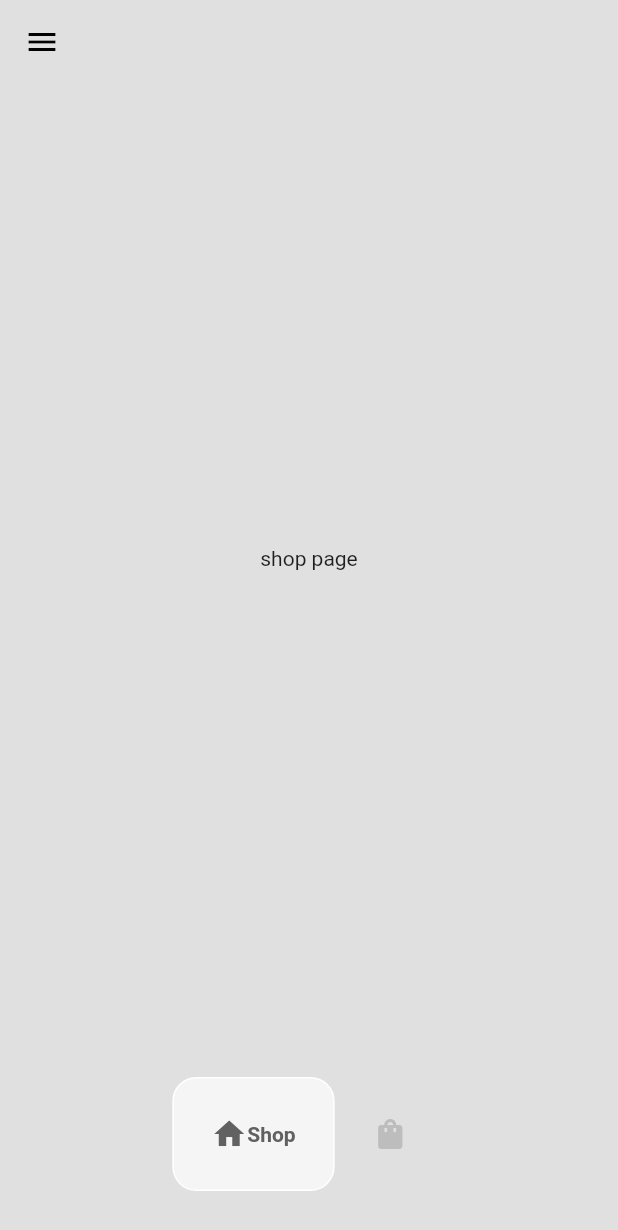
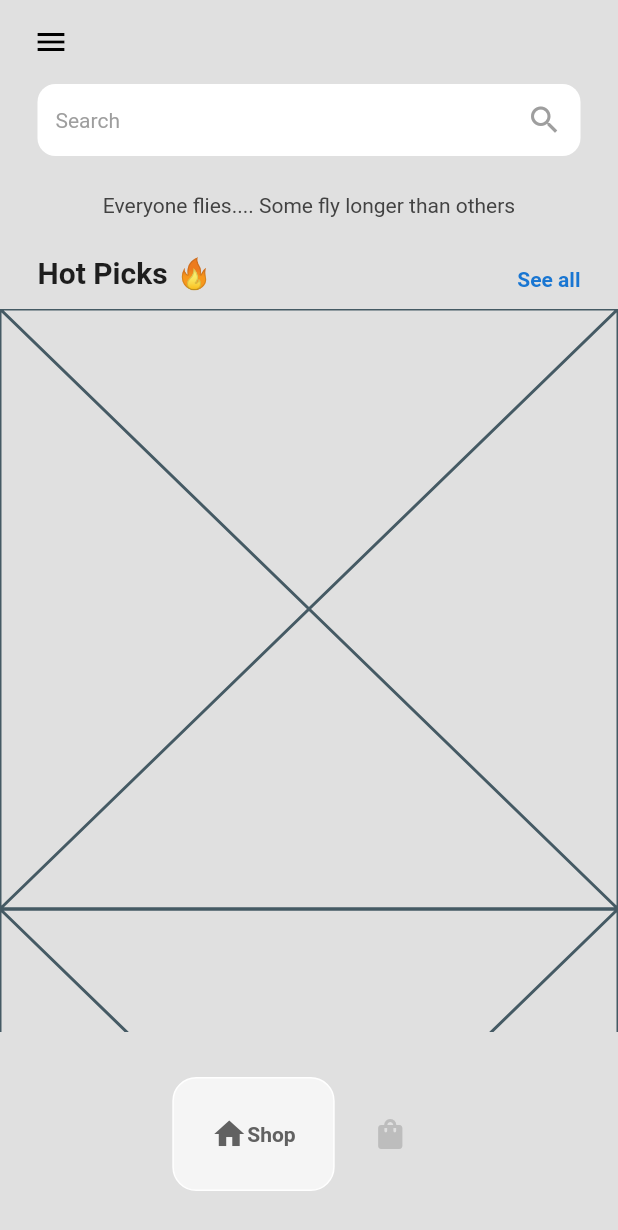
Before and after one commit to adefaze/ecommerce_app, a Flutter app: the Homepage screen opened directly, on a phone screen of 412 x 824 dp. Shown: the top 1230 px of the screen. Run offline on Flutter 3.47's test engine with Material 3 defaults, Android fonts, the phone set to English and light mode, and no system bars; drawn by our look-alikes of google_nav_bar.

Commit message:
added shoe tile

```diff
--- /dev/null
+++ b/lib/components/shoe_tile.dart
@@ -0,0 +1,10 @@
+import 'package:flutter/material.dart';
+
+class ShoeTile extends StatelessWidget {
+  const ShoeTile({super.key});
+
+  @override
+  Widget build(BuildContext context) {
+    return const Placeholder();
+  }
+}
--- a/lib/pages/home_page.dart
+++ b/lib/pages/home_page.dart
@@ -47,9 +47,12 @@ class _HomepageState extends State<Homepage> {
               onPressed: () {
                 Scaffold.of(context).openDrawer();
               },
-              icon: Icon(
-                Icons.menu,
-                color: Colors.black,
+              icon: const Padding(
+                padding: const EdgeInsets.only(left: 12),
+                child: Icon(
+                  Icons.menu,
+                  color: Colors.black,
+                ),
               ));
         }),
       ),
--- a/lib/pages/shop_page.dart
+++ b/lib/pages/shop_page.dart
@@ -1,3 +1,4 @@
+import 'package:ecommerce_app/components/shoe_tile.dart';
 import 'package:flutter/material.dart';
 
 class ShopPage extends StatelessWidget {
@@ -5,8 +6,64 @@ class ShopPage extends StatelessWidget {
 
   @override
   Widget build(BuildContext context) {
-    return const Center(
-      child: Text('shop page'),
+    return Column(
+      children: [
+        //search bar
+        Container(
+          padding: const EdgeInsets.all(12),
+          margin: const EdgeInsets.symmetric(horizontal: 25),
+          decoration: BoxDecoration(
+              color: Colors.white, borderRadius: BorderRadius.circular(12)),
+          child: Row(
+            mainAxisAlignment: MainAxisAlignment.spaceBetween,
+            children: [
+              Text(
+                'Search',
+                style: TextStyle(color: Colors.grey),
+              ),
+              Icon(
+                Icons.search,
+                color: Colors.grey,
+              ),
+            ],
+          ),
+        ),
+
+        //message
+        Padding(
+          padding: const EdgeInsets.symmetric(vertical: 25.0),
+          child: Text(
+            'Everyone flies.... Some fly longer than others',
+            style: TextStyle(color: Colors.grey[800]),
+          ),
+        ),
+
+        //hot picks
+        Padding(
+          padding: const EdgeInsets.symmetric(horizontal: 25.0),
+          child: Row(
+            mainAxisAlignment: MainAxisAlignment.spaceBetween,
+            crossAxisAlignment: CrossAxisAlignment.end,
+            children: [
+              const Text(
+                'Hot Picks 🔥',
+                style: TextStyle(fontWeight: FontWeight.bold, fontSize: 20),
+              ),
+              Text(
+                'See all',
+                style: TextStyle(
+                    fontWeight: FontWeight.bold, color: Colors.blue[700]),
+              )
+            ],
+          ),
+        ),
+
+        const SizedBox(height: 12),
+
+        Expanded(child: ListView.builder(itemBuilder: (context, index) {
+          return ShoeTile();
+        },))
+      ],
     );
   }
 }
```
